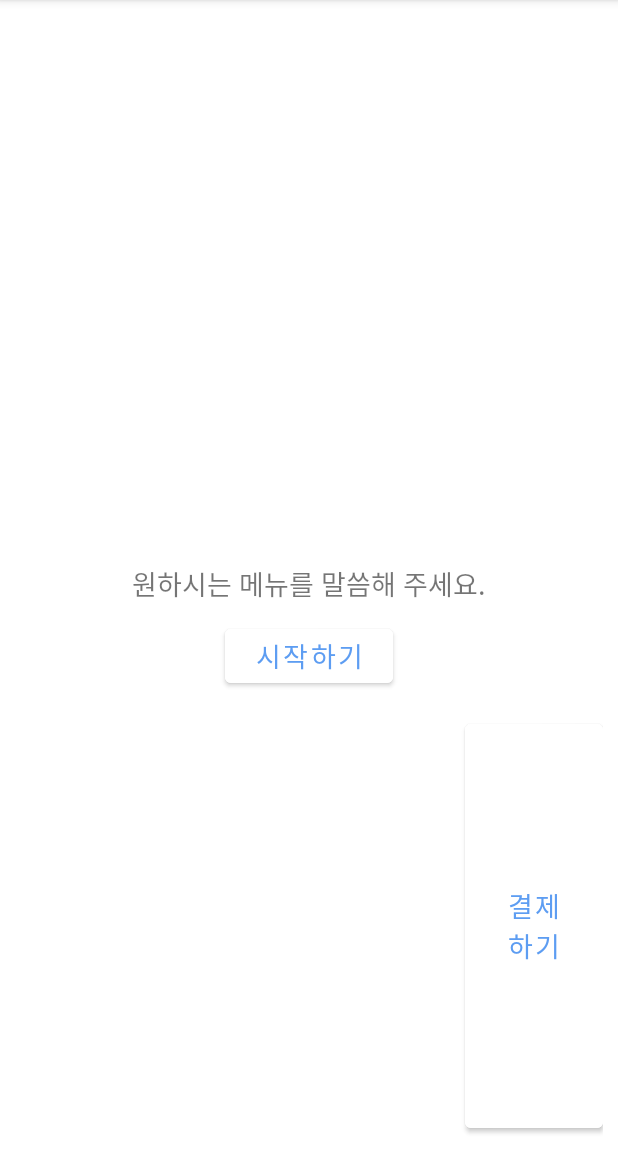
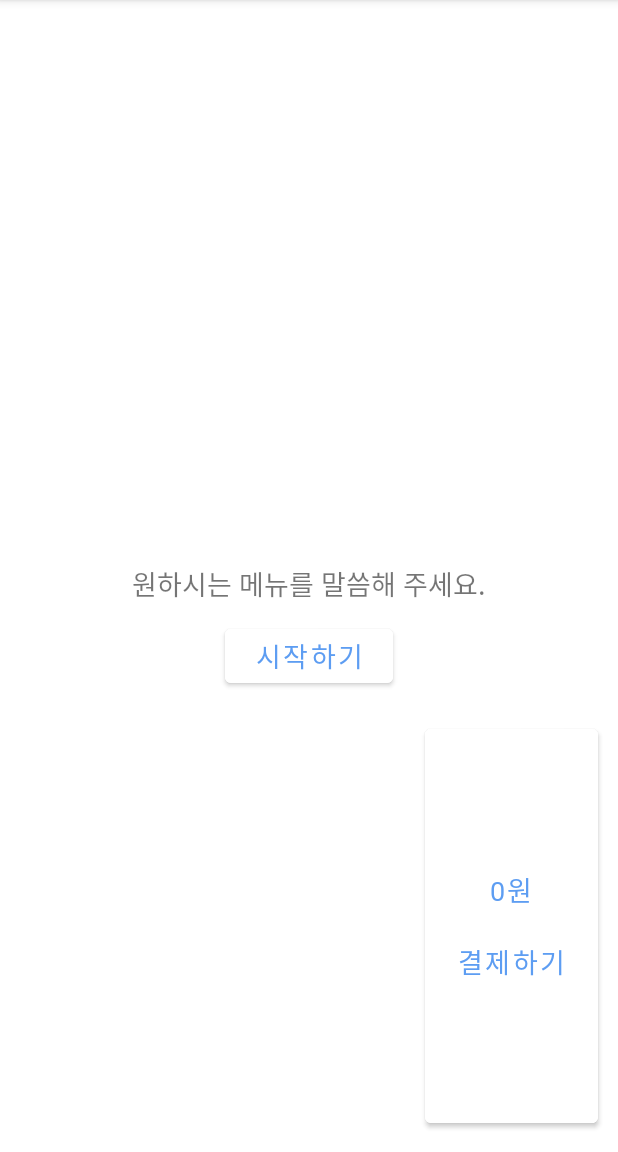
Before and after one commit to KNUwarriors/ETRI_Kiosk, an Android app: the screen it shows after launch (MainActivity), on a phone screen of 412 x 824 dp, the part 84-1236 px from its top. Run offline under Robolectric (Android 15) with nearby library versions, the phone set to English and light mode, and no system bars; our stand-ins replace Firebase (no records; nobody signed in at launch, a user with empty details on screens opened directly); pictures from the network do not load.

Commit message:
added total price on pay button and changed design

```diff
--- a/app/src/main/java/com/warriors/etri/kiosk/MainActivity.java
+++ b/app/src/main/java/com/warriors/etri/kiosk/MainActivity.java
@@ -139,6 +139,7 @@ public class MainActivity extends AppCompatActivity implements ETRIApiHandler.On
                     totalPrice += order.getPrice() * order.getCount();
                 }
                 OrderAdapter.notifyDataSetChanged();
+                payButton.setText(totalPrice + "원\n\n결제하기");
             }
 
             @Override
@@ -386,6 +387,7 @@ public class MainActivity extends AppCompatActivity implements ETRIApiHandler.On
                     totalPrice += order.getPrice() * order.getCount();
                 }
                 OrderAdapter.notifyDataSetChanged();
+                payButton.setText(totalPrice + "원\n\n결제하기");
             }
 
             @Override
--- a/app/src/main/res/layout/activity_main.xml
+++ b/app/src/main/res/layout/activity_main.xml
@@ -42,7 +42,7 @@
 
         <androidx.recyclerview.widget.RecyclerView
             android:id="@+id/orderRecyclerView"
-            android:layout_width="280dp"
+            android:layout_width="250dp"
             android:layout_height="match_parent"
             android:layout_margin="10dp"/>
 
@@ -52,9 +52,10 @@
             android:layout_height="match_parent"
             android:backgroundTint="@color/white"
             android:fontFamily="@font/nexon2_bold"
-            android:text="결제\n하기"
+            android:text="결제하기"
             android:textColor="#5D9DF2"
-            android:textSize="18dp" />
+            android:textSize="18dp"
+            android:layout_margin="3dp" />
 
     </LinearLayout>
 
--- a/app/src/main/res/layout/order_list.xml
+++ b/app/src/main/res/layout/order_list.xml
@@ -21,7 +21,7 @@
         android:textSize="20dp"/>
 
     <TextView
-        android:layout_width="60dp"
+        android:layout_width="40dp"
         android:layout_height="wrap_content"
         android:layout_margin="1dp"
         android:text="원"
```
